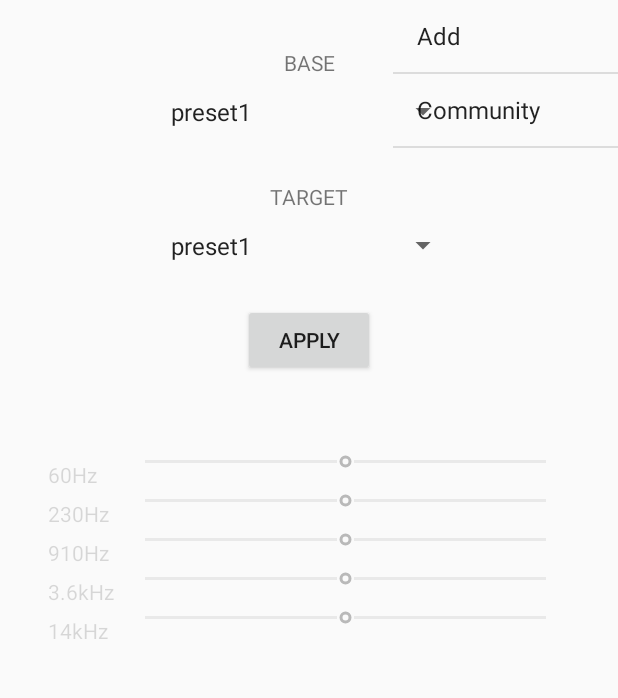
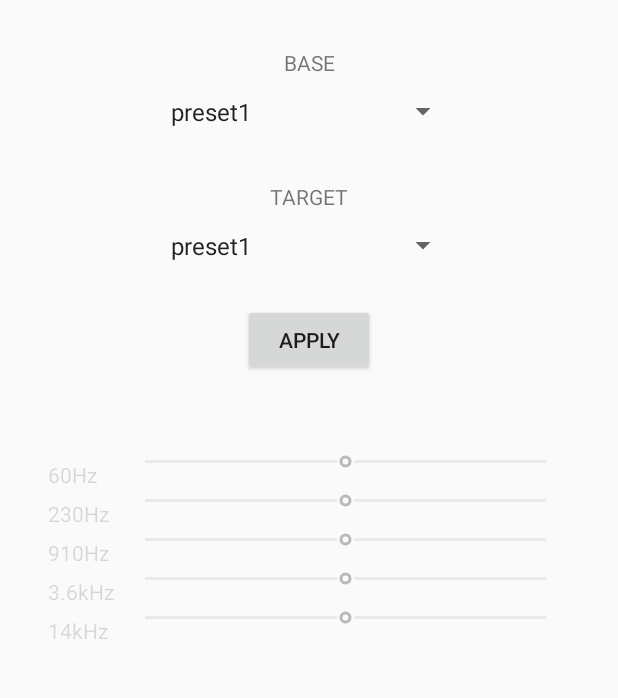
Before and after one commit to HyOsori/Equalizer, an Android app: the screen it shows after launch (MainActivity), after a tap on an icon or button, on a phone screen of 412 x 824 dp, the part 84-782 px from its top. Run offline under Robolectric (Android 15) with nearby library versions, the phone set to English and light mode, and no system bars.

Commit message:
removed list view

```diff
--- a/UX_UI/app/src/main/java/com/uxui/equalizer/hyosori/ux_ui/MainActivity.java
+++ b/UX_UI/app/src/main/java/com/uxui/equalizer/hyosori/ux_ui/MainActivity.java
@@ -14,20 +14,11 @@ import android.widget.Spinner;
 
 public class MainActivity extends AppCompatActivity {
     private ConstraintLayout seekBars;
-    private ListView menu;
-    static final String[] LIST_MENU = {"Add", "Community"};
 
     @Override
     protected void onCreate(Bundle savedInstanceState) {
         super.onCreate(savedInstanceState);
         setContentView(R.layout.activity_main);
-
-        ArrayAdapter adapter = new ArrayAdapter(this, android.R.layout.simple_list_item_1, LIST_MENU) ;
-
-        menu = (ListView) findViewById(R.id.menuListView) ;
-        menu.setAdapter(adapter);
-
-        menu.setVisibility(View.GONE);
 
         seekBars = (ConstraintLayout) findViewById(R.id.seekBarLayout);
 
@@ -82,7 +73,7 @@ public class MainActivity extends AppCompatActivity {
         moreMenuBtn.setOnClickListener(new Button.OnClickListener() {
             @Override
             public void onClick(View view) {
-                menu.setVisibility(View.VISIBLE);
+                /*VISIBLE*/
             }
         });
     }
--- a/UX_UI/app/src/main/res/layout/activity_main.xml
+++ b/UX_UI/app/src/main/res/layout/activity_main.xml
@@ -271,14 +271,4 @@
         </android.support.constraint.ConstraintLayout>
     </android.support.constraint.ConstraintLayout>
 
-
-
-    <ListView
-        android:layout_width="150dp"
-        android:layout_height="511dp"
-        android:id="@+id/menuListView"
-        android:layout_gravity="top"
-        app:layout_constraintTop_toBottomOf="@+id/toolbarLayout"
-        app:layout_constraintRight_toRightOf="parent" />
-
 </android.support.constraint.ConstraintLayout>
```
